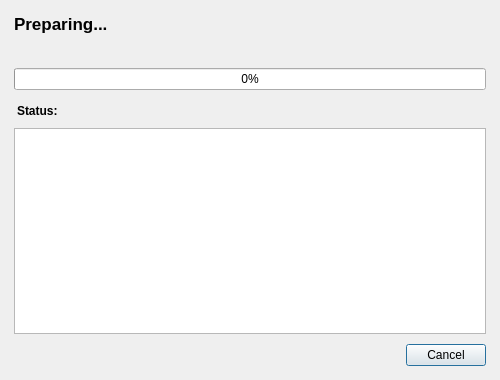
First picture: the form in src/dialogs/flashprogressdialog.ui, repository anpeaco/FreeJoyXConfiguratorQt, before the edit.
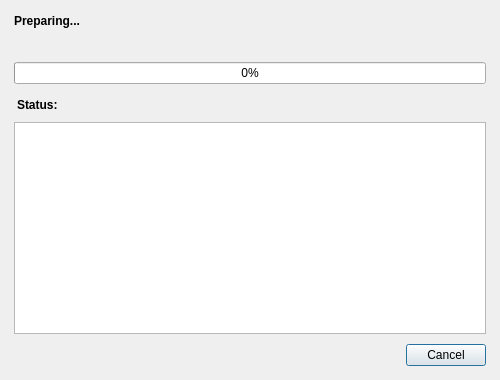
Second picture: the form after the edit.

The edit to the form file:
```diff
--- a/src/dialogs/flashprogressdialog.ui
+++ b/src/dialogs/flashprogressdialog.ui
@@ -24,15 +24,16 @@
     <widget class="QLabel" name="label_Stage">
      <property name="text"><string notr="true">Preparing...</string></property>
      <property name="styleSheet">
-      <string notr="true">font-size:13pt; font-weight:600;</string>
+      <string notr="true">font-weight:600;</string>
      </property>
+     <property name="wordWrap"><bool>true</bool></property>
     </widget>
    </item>
    <item>
     <widget class="QLabel" name="label_BytesCounter">
      <property name="text"><string notr="true"/></property>
      <property name="styleSheet">
-      <string notr="true">font-family:Consolas, monospace; color: palette(mid);</string>
+      <string notr="true">font-family:Consolas, monospace; color: palette(text);</string>
      </property>
     </widget>
    </item>
```
